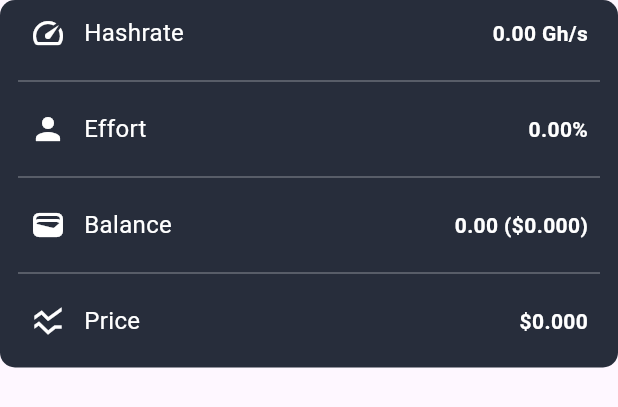
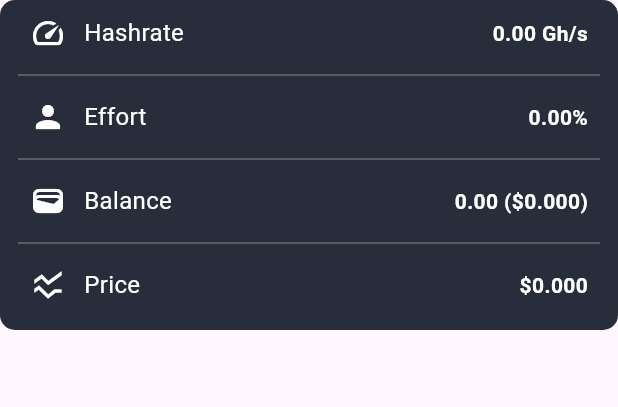
Before and after one commit to JoneDoe/pool-monitoring, a Flutter app: the SummaryWidget widget shown alone on an empty page, opened directly with empty values, on a phone screen of 412 x 824 dp. Shown: the top 407 px of the screen. Run offline on Flutter 3.47's test engine with Material 3 defaults, Android fonts, the light colour scheme and no system bars; our stand-ins replace fl_chart, flutter_dotenv, flutter_form_builder, flutter_speed_dial, form_builder_validators, hive; accounts and stored records are empty; network calls fail; statements that could not run were skipped.

Commit message:
improve pool page

```diff
--- a/lib/pool/models/worker.dart
+++ b/lib/pool/models/worker.dart
@@ -9,6 +9,7 @@ class Worker {
     return Worker(
       name: map['name'],
       hashrate: map['hashrate'].toDouble() / 1000000000,
+      offline: map['hashrate'] == 0,
     );
   }
 
--- a/lib/pool/widgets/summary_widget.dart
+++ b/lib/pool/widgets/summary_widget.dart
@@ -14,7 +14,7 @@ class SummaryWidget extends StatelessWidget {
   @override
   Widget build(BuildContext context) {
     return Container(
-      height: 245,
+      height: 220,
       decoration: BoxDecoration(
         borderRadius: BorderRadius.circular(itemBorderRadius),
         color: secondaryColor,
@@ -27,35 +27,20 @@ class SummaryWidget extends StatelessWidget {
                 '${NumberParsing(_statistics.hashrate).digit(decimal: 2)} Gh/s',
             icon: Icons.speed,
           ),
-          const Divider(
-            height: 20,
-            indent: 12,
-            endIndent: 12,
-            color: Colors.white30,
-          ),
+          const DividerWidget(),
           InfoRowItem(
             name: 'Effort',
             value: '${NumberParsing(_statistics.effort).digit(decimal: 2)}%',
             icon: Icons.person,
           ),
-          const Divider(
-            height: 20,
-            indent: 12,
-            endIndent: 12,
-            color: Colors.white30,
-          ),
+          const DividerWidget(),
           InfoRowItem(
             name: 'Balance',
             value:
                 '${NumberParsing(_statistics.paid).digit(decimal: 2)} (${NumberParsing(_statistics.paid * _statistics.price).asMoney()})',
             icon: Icons.wallet,
           ),
-          const Divider(
-            height: 20,
-            indent: 12,
-            endIndent: 12,
-            color: Colors.white30,
-          ),
+          const DividerWidget(),
           InfoRowItem(
             name: 'Price',
             value: NumberParsing(_statistics.price).asMoney(),
@@ -66,3 +51,19 @@ class SummaryWidget extends StatelessWidget {
     );
   }
 }
+
+class DividerWidget extends StatelessWidget {
+  const DividerWidget({
+    super.key,
+  });
+
+  @override
+  Widget build(BuildContext context) {
+    return const Divider(
+      height: 12,
+      indent: 12,
+      endIndent: 12,
+      color: Colors.white30,
+    );
+  }
+}
--- a/lib/pool/widgets/workers_widget.dart
+++ b/lib/pool/widgets/workers_widget.dart
@@ -13,7 +13,7 @@ class WorkersWidget extends StatelessWidget {
   @override
   Widget build(BuildContext context) {
     return Container(
-      height: 180,
+      height: 160,
       decoration: BoxDecoration(
         borderRadius: BorderRadius.circular(itemBorderRadius),
         color: secondaryColor,
```
